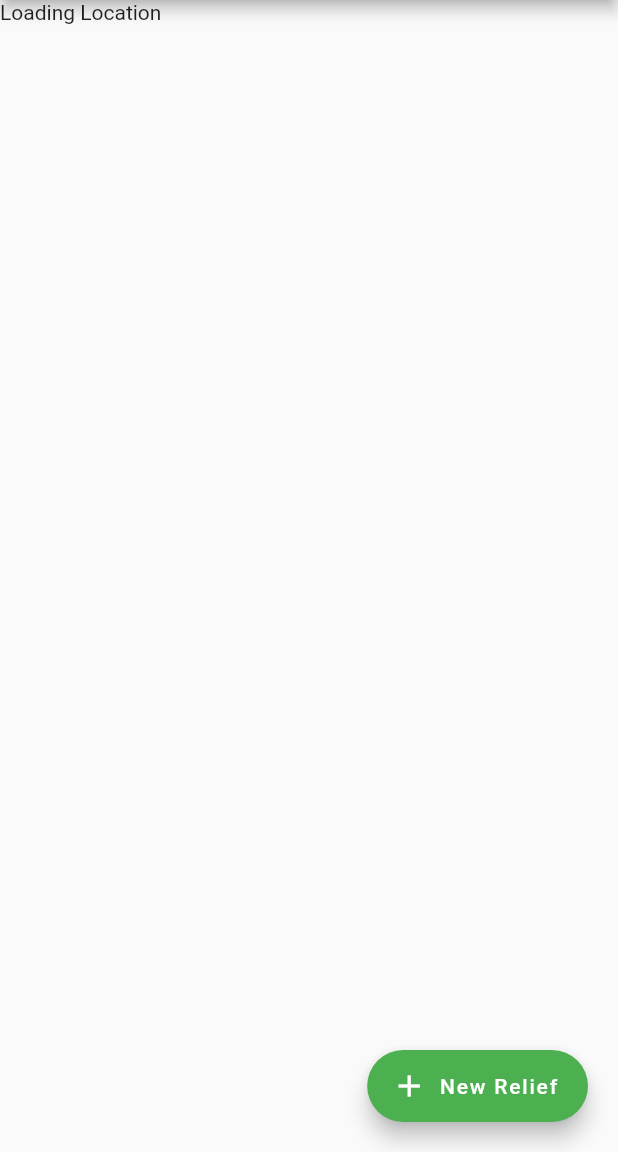
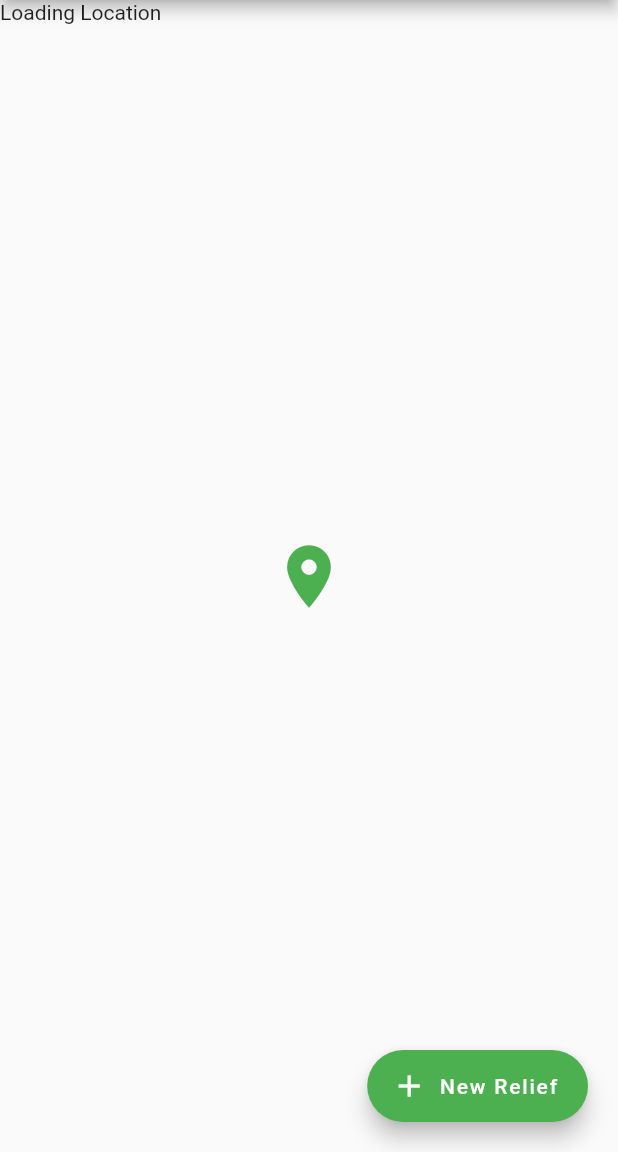
Before and after one commit to bmabir17/tran_dao, a Flutter app: the screen it shows after launch, on a phone screen of 412 x 824 dp, the part 84-1236 px from its top. Run offline on Flutter 3.47's test engine with Material 2 defaults, Android fonts, the light colour scheme and no system bars; our stand-ins replace geolocator, google_maps_flutter.

Commit message:
location selection marker added

```diff
--- a/lib/ui/reliefMapPage.dart
+++ b/lib/ui/reliefMapPage.dart
@@ -77,6 +77,17 @@ class _ReliefMapPageState extends State<ReliefMapPage>{
                 ),
               ),
             ),
+            Padding(
+              padding: const EdgeInsets.all(0),
+              child: Align(
+                alignment: Alignment.center,
+                child: Icon(
+                  Icons.location_on,
+                  color: Colors.green,
+                  size: 50.0,
+                )
+              ),
+            ),
           ],
         ),
 
@@ -100,7 +111,7 @@ class _ReliefMapPageState extends State<ReliefMapPage>{
             title: 'Your/Organization Name: $orgName',
             snippet: '$packageType package with Quantity: $quantity ',
           ),
-          icon: BitmapDescriptor.defaultMarkerWithHue(200),
+          icon: BitmapDescriptor.defaultMarkerWithHue(0),
         )
       );
     });
```
